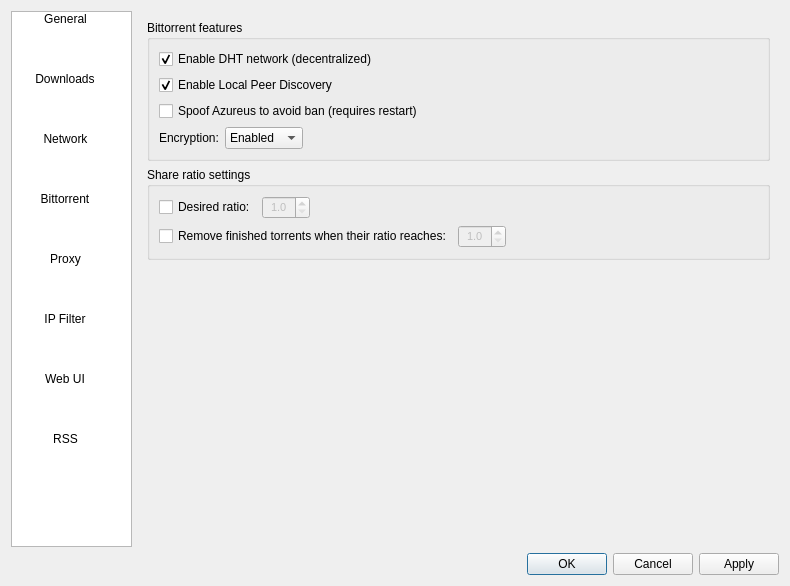
This is src/options.ui in SysAdminDoc/qBittorrent-Vanced as Qt 5 draws it before an edit. The edited form follows.
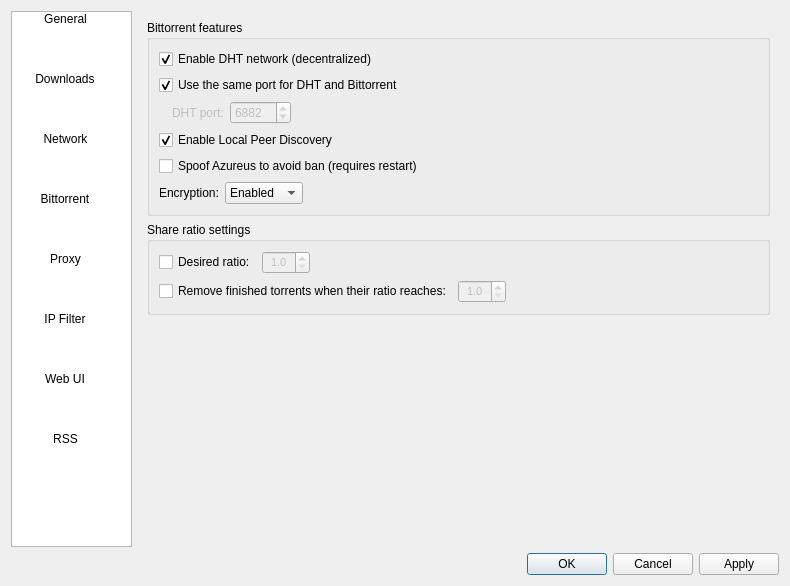
This is the edited form. The open tabs and pages were chosen to show the change. Icons and pictures are not drawn.

Commit message: - FEATURE: Allow to set a different port for DHT (UDP) than the one used for  Bittorrent

Diff of the .ui file:
```diff
--- a/src/options.ui
+++ b/src/options.ui
@@ -1429,13 +1429,13 @@
         </layout>
        </widget>
        <widget class="QWidget" name="tabOptionPage4">
-        <layout class="QVBoxLayout">
+        <layout class="QVBoxLayout" name="verticalLayout_15">
          <item>
           <widget class="QGroupBox" name="AddBTFeaturesBox">
            <property name="title">
             <string>Bittorrent features</string>
            </property>
-           <layout class="QVBoxLayout">
+           <layout class="QVBoxLayout" name="verticalLayout_14">
             <item>
              <widget class="QCheckBox" name="checkDHT">
               <property name="text">
@@ -1446,6 +1446,75 @@
               </property>
              </widget>
             </item>
+            <item>
+             <widget class="QCheckBox" name="checkSameDHTPort">
+              <property name="text">
+               <string>Use the same port for DHT and Bittorrent</string>
+              </property>
+              <property name="checked">
+               <bool>true</bool>
+              </property>
+             </widget>
+            </item>
+            <item>
+             <layout class="QHBoxLayout" name="horizontalLayout_8">
+              <item>
+               <spacer name="horizontalSpacer_4">
+                <property name="orientation">
+                 <enum>Qt::Horizontal</enum>
+                </property>
+                <property name="sizeType">
+                 <enum>QSizePolicy::Fixed</enum>
+                </property>
+                <property name="sizeHint" stdset="0">
+                 <size>
+                  <width>13</width>
+                  <height>20</height>
+                 </size>
+                </property>
+               </spacer>
+              </item>
+              <item>
+               <widget class="QLabel" name="dh_port_lbl">
+                <property name="enabled">
+                 <bool>false</bool>
+                </property>
+                <property name="text">
+                 <string>DHT port:</string>
+                </property>
+               </widget>
+              </item>
+              <item>
+               <widget class="QSpinBox" name="spinDHTPort">
+                <property name="enabled">
+                 <bool>false</bool>
+                </property>
+                <property name="minimum">
+                 <number>1000</number>
+                </property>
+                <property name="maximum">
+                 <number>65525</number>
+                </property>
+                <property name="value">
+                 <number>6882</number>
+                </property>
+               </widget>
+              </item>
+              <item>
+               <spacer name="horizontalSpacer_5">
+                <property name="orientation">
+                 <enum>Qt::Horizontal</enum>
+                </property>
+                <property name="sizeHint" stdset="0">
+                 <size>
+                  <width>40</width>
+                  <height>20</height>
+                 </size>
+                </property>
+               </spacer>
+              </item>
+             </layout>
+            </item>
             <item>
              <widget class="QCheckBox" name="checkLSD">
               <property name="text">
```
The commit also changes 5 other files.
